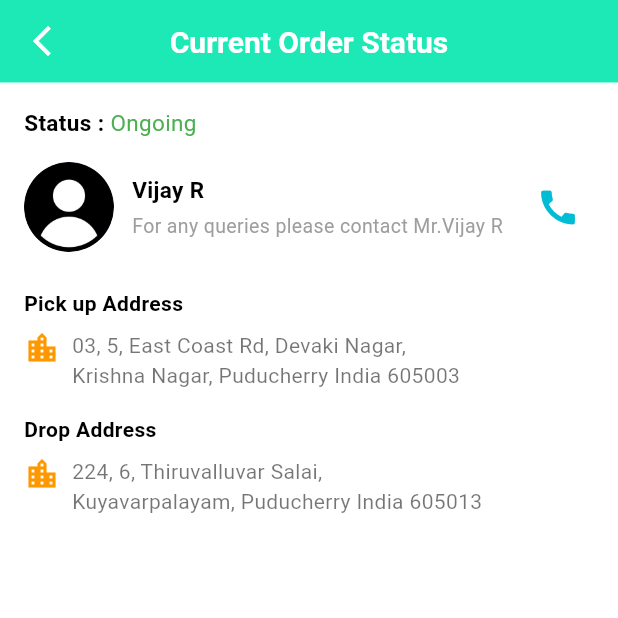
After one commit to GayathriAravind1986/sentinixEcommerce, a Flutter app: the CurrentOrderStatusView screen opened directly, on a phone screen of 412 x 824 dp, the top half of it. The commit adds this screen. Run offline on Flutter 3.47's test engine with Material 3 defaults, Android fonts, the phone set to English and light mode, and no system bars; drawn by our look-alikes of overlay_support; our stand-ins replace dio, flutter_bloc, image_picker, intl_phone_field, pin_code_fields, shared_preferences and 2 more; accounts and stored records are empty; Roboto replaces fonts that are missing (Montserrat); project files that could hold a hidden picture were left out.

Commit message:
current order details

```diff
--- /dev/null
+++ b/lib/UI/UserApp/Landing/OrderScreen/current_order_details.dart
@@ -0,0 +1,197 @@
+import 'package:flutter/material.dart';
+import 'package:flutter_bloc/flutter_bloc.dart';
+import 'package:sentinix_ecommerce/Bloc/demo/demo_bloc.dart';
+import 'package:sentinix_ecommerce/Reusable/color.dart';
+import 'package:sentinix_ecommerce/Reusable/image.dart';
+import 'package:sentinix_ecommerce/Reusable/text_styles.dart';
+import 'package:sentinix_ecommerce/UI/UserApp/Navigation_Bar/Navigation_bar.dart';
+
+class CurrentOrderStatus extends StatelessWidget {
+  const CurrentOrderStatus({
+    super.key,
+  });
+
+  @override
+  Widget build(BuildContext context) {
+    return BlocProvider(
+      create: (_) => DemoBloc(),
+      child: CurrentOrderStatusView(),
+    );
+  }
+}
+
+class CurrentOrderStatusView extends StatefulWidget {
+  const CurrentOrderStatusView({
+    super.key,
+  });
+
+  @override
+  State<CurrentOrderStatusView> createState() => _CurrentOrderStatusViewState();
+}
+
+class _CurrentOrderStatusViewState extends State<CurrentOrderStatusView> {
+  //GetEventModel getEventModel = GetEventModel();
+
+  String? errorMessage;
+  bool orderLoad = true;
+
+  @override
+  void dispose() {
+    super.dispose();
+  }
+
+  @override
+  Widget build(BuildContext context) {
+    var size = MediaQuery.of(context).size;
+    Widget mainContainer() {
+      return Padding(
+        padding: const EdgeInsets.all(16.0),
+        child: Column(
+          crossAxisAlignment: CrossAxisAlignment.start,
+          children: [
+            Row(
+              children: [
+                Text(
+                  'Status : ',
+                  style: MyTextStyle.f15(blackColor, weight: FontWeight.bold),
+                ),
+                Text(
+                  'Ongoing',
+                  style: MyTextStyle.f15(greenColor, weight: FontWeight.w400),
+                ),
+              ],
+            ),
+            const SizedBox(height: 16),
+            Row(
+              children: [
+                const CircleAvatar(
+                  radius: 30,
+                  backgroundImage: AssetImage(Images.profile),
+                ),
+                const SizedBox(width: 12),
+                Expanded(
+                  child: Column(
+                    crossAxisAlignment: CrossAxisAlignment.start,
+                    children: [
+                      Text(
+                        'Vijay R',
+                        style: MyTextStyle.f15(blackColor,
+                            weight: FontWeight.bold),
+                      ),
+                      const SizedBox(height: 4),
+                      Text(
+                        'For any queries please contact Mr.Vijay R',
+                        style:
+                            MyTextStyle.f13(greyColor, weight: FontWeight.w400),
+                      ),
+                    ],
+                  ),
+                ),
+                IconButton(
+                  icon: const Icon(Icons.call, color: Colors.cyan, size: 30),
+                  onPressed: () {
+                    // Add call functionality here
+                  },
+                ),
+              ],
+            ),
+            const SizedBox(height: 24),
+            Text(
+              'Pick up Address',
+              style: MyTextStyle.f14(blackColor, weight: FontWeight.bold),
+            ),
+            const SizedBox(height: 8),
+            Row(
+              crossAxisAlignment: CrossAxisAlignment.start,
+              children: [
+                Icon(Icons.location_city, color: orangeColor),
+                SizedBox(width: 8),
+                Expanded(
+                  child: Text(
+                    '03, 5, East Coast Rd, Devaki Nagar,\nKrishna Nagar, Puducherry India 605003',
+                    style:
+                        MyTextStyle.f14(blackColor54, weight: FontWeight.w400),
+                  ),
+                ),
+              ],
+            ),
+            const SizedBox(height: 16),
+            Text(
+              'Drop Address',
+              style: MyTextStyle.f14(blackColor, weight: FontWeight.bold),
+            ),
+            const SizedBox(height: 8),
+            Row(
+              crossAxisAlignment: CrossAxisAlignment.start,
+              children: [
+                Icon(Icons.location_city, color: orangeColor),
+                SizedBox(width: 8),
+                Expanded(
+                  child: Text(
+                    '224, 6, Thiruvalluvar Salai,\nKuyavarpalayam, Puducherry India 605013',
+                    style:
+                        MyTextStyle.f14(blackColor54, weight: FontWeight.w400),
+                  ),
+                ),
+              ],
+            ),
+          ],
+        ),
+      );
+    }
+
+    return PopScope(
+      canPop: false,
+      onPopInvoked: (didPop) {
+        if (!didPop) {
+          Navigator.pushReplacement(
+            context,
+            MaterialPageRoute(
+                builder: (_) => const DashBoardScreen(
+                      selectTab: 1,
+                    )),
+          );
+        }
+      },
+      child: Scaffold(
+        backgroundColor: whiteColor,
+        appBar: PreferredSize(
+          preferredSize: const Size.fromHeight(55),
+          child: AppBar(
+            automaticallyImplyLeading: false,
+            elevation: 0,
+            backgroundColor: appPrimaryColor,
+            title: Text("Current Order Status",
+                style: MyTextStyle.f20(whiteColor, weight: FontWeight.w600)),
+            centerTitle: true,
+            leading: InkWell(
+              onTap: () {
+                Navigator.pushReplacement(
+                  context,
+                  MaterialPageRoute(
+                      builder: (_) => const DashBoardScreen(
+                            selectTab: 1,
+                          )),
+                );
+              },
+              child: Padding(
+                  padding: const EdgeInsets.all(8.0),
+                  child: Icon(
+                    Icons.arrow_back_ios_new_outlined,
+                    color: whiteColor,
+                  )),
+            ),
+          ),
+        ),
+        body: BlocBuilder<DemoBloc, dynamic>(
+          buildWhen: (previous, current) {
+            return false;
+          },
+          builder: (context, dynamic) {
+            return mainContainer();
+          },
+        ),
+      ),
+    );
+  }
+}
```
Also changed, not shown: lib/Reusable/alertdialog.dart (added, +57 -0 lines), lib/UI/UserApp/Dashboard/dasboard_screen.dart (deleted, +0 -174 lines), lib/UI/UserApp/Dashboard/navigator_item.dart (deleted, +0 -88 lines), lib/UI/UserApp/Landing/Notifications/notification.dart (+6 -4 lines), lib/UI/UserApp/Landing/OrderScreen/order_screen.dart (+18 -6 lines), lib/UI/UserApp/Landing/Profile/Profile/profile_screen.dart (+15 -6 lines), lib/UI/UserApp/Navigation_Bar/Navigation_bar.dart (+39 -76 lines).
